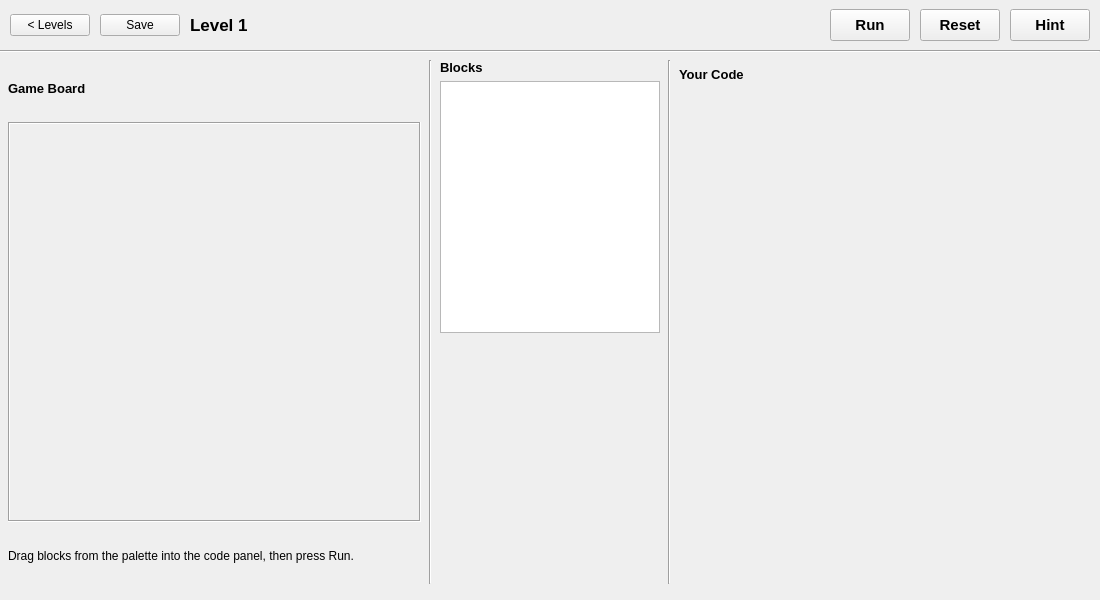
Qt form mainwindow.ui (UofU-CS3505/cs3505-CodeQuest) before a commit.
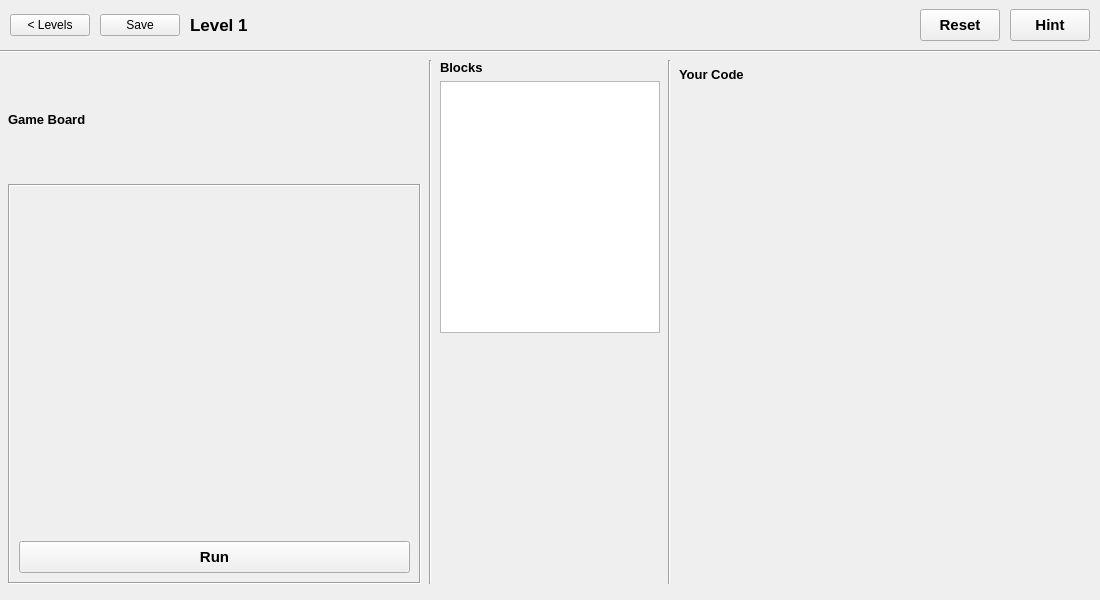
The same form after that commit. Custom widgets are drawn as their Qt base class.

Commit message: Keep track of blocks

```diff
--- a/mainwindow.ui
+++ b/mainwindow.ui
@@ -683,25 +683,6 @@
          </property>
         </spacer>
        </item>
-       <item>
-        <widget class="QPushButton" name="runButton">
-         <property name="minimumSize">
-          <size>
-           <width>80</width>
-           <height>32</height>
-          </size>
-         </property>
-         <property name="font">
-          <font>
-           <pointsize>11</pointsize>
-           <bold>true</bold>
-          </font>
-         </property>
-         <property name="text">
-          <string>Run</string>
-         </property>
-        </widget>
-       </item>
        <item>
         <widget class="QPushButton" name="resetButton">
          <property name="minimumSize">
@@ -826,19 +807,28 @@
               </property>
              </widget>
             </item>
+            <item>
+             <widget class="QPushButton" name="runButton">
+              <property name="minimumSize">
+               <size>
+                <width>80</width>
+                <height>32</height>
+               </size>
+              </property>
+              <property name="font">
+               <font>
+                <pointsize>11</pointsize>
+                <bold>true</bold>
+               </font>
+              </property>
+              <property name="text">
+               <string>Run</string>
+              </property>
+             </widget>
+            </item>
            </layout>
           </widget>
          </item>
-         <item>
-          <widget class="QLabel" name="instructionLabel">
-           <property name="text">
-            <string>Drag blocks from the palette into the code panel, then press Run.</string>
-           </property>
-           <property name="wordWrap">
-            <bool>true</bool>
-           </property>
-          </widget>
-         </item>
         </layout>
        </item>
        <item>
```
The commit also changes 2 other files.
